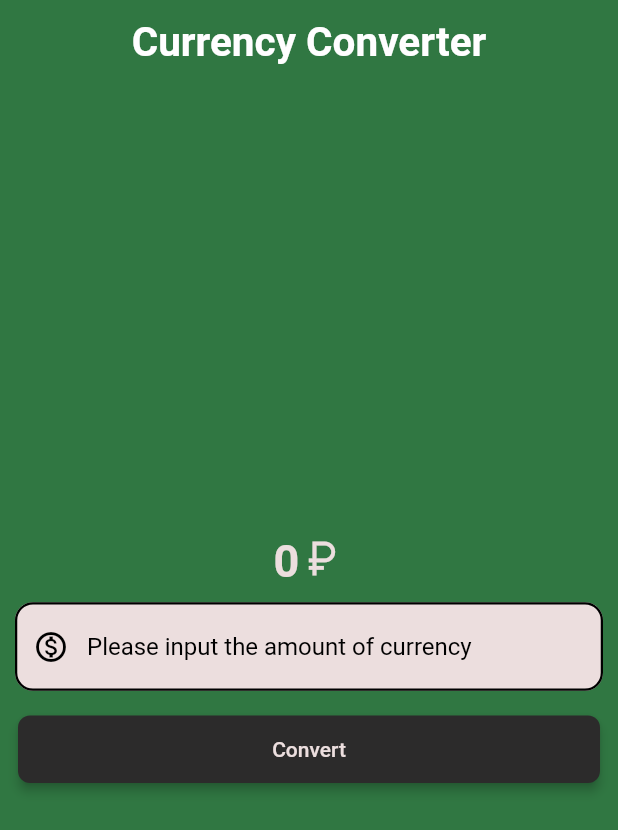
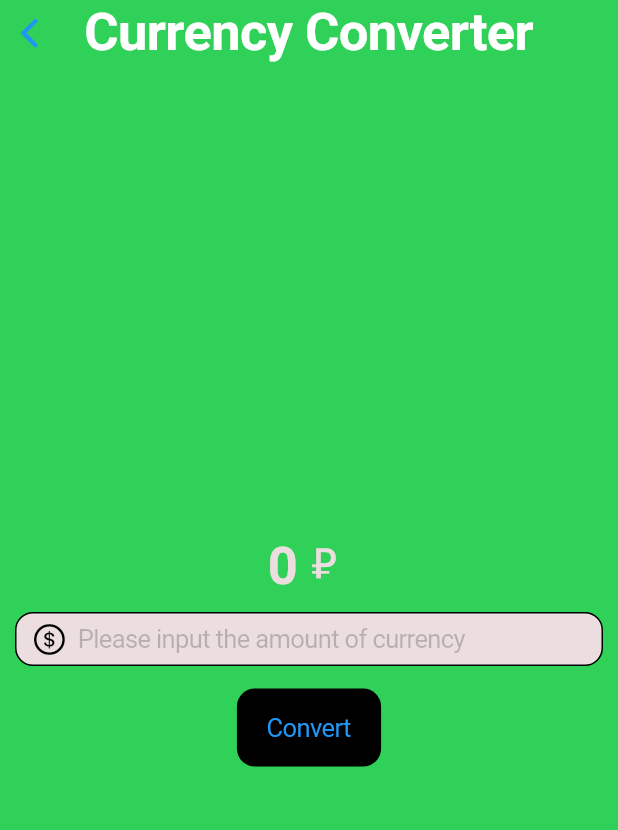
Before and after one commit to MaksimSerebryakov/flutter-projects, a Flutter app: the CurrencyConverterPage screen opened directly, on a phone screen of 412 x 824 dp. Shown: the top 830 px of the screen. Run offline on Flutter 3.47's test engine with Material 2 defaults, Android fonts, the light colour scheme and no system bars.

Commit message:
add Cupertino-style designed page

```diff
--- /dev/null
+++ b/currency_converter_app/lib/currency_converter_cupertino_page.dart
@@ -0,0 +1,124 @@
+import 'package:flutter/cupertino.dart';
+
+class CurrencyConverterPage extends StatefulWidget {
+  const CurrencyConverterPage({super.key});
+
+  @override
+  State<CurrencyConverterPage> createState() => _CurrencyConverterPageState();
+}
+
+// With such a realization the button doesn't really necessary here
+// but it's useful as a training
+
+class _CurrencyConverterPageState extends State<CurrencyConverterPage> {
+  double currAmount = 0;
+  double rate = 98.15; // currency rate
+
+  TextEditingController textEditingController =
+      TextEditingController(); // controller for the Textfield
+
+  void convert() {
+    if (textEditingController.text != '') {
+      currAmount = double.parse(textEditingController.text) * rate;
+    }
+    setState(() {});
+  }
+
+  @override
+  void initState() {
+    super.initState();
+
+    debugPrint('initializing the State');
+  }
+
+  @override
+  Widget build(BuildContext context) {
+    return CupertinoPageScaffold(
+      backgroundColor: CupertinoColors.activeGreen.darkColor,
+      navigationBar: const CupertinoNavigationBar(
+        backgroundColor: Color.fromARGB(255, 48, 119, 66),
+        middle: Text(
+          'Currency Converter',
+          style: TextStyle(
+            fontSize: 35,
+            color: CupertinoColors.white,
+          ),
+        ),
+      ),
+      child: Center(
+        child: Column(
+          mainAxisAlignment: MainAxisAlignment.center,
+          children: [
+            RichText(
+              text: TextSpan(
+                children: [
+                  TextSpan(
+                    text:
+                        currAmount == 0.0 ? '0' : currAmount.toStringAsFixed(2),
+                    style: const TextStyle(
+                      fontSize: 35,
+                      fontWeight: FontWeight.bold,
+                      color: Color(0xFFECDEDE),
+                    ),
+                  ),
+                  const WidgetSpan(
+                    child: Icon(
+                      CupertinoIcons.money_rubl,
+                      size: 35,
+                      color: Color(0xFFECDEDE),
+                    ),
+                  ),
+                ],
+              ),
+            ),
+            Padding(
+              padding: const EdgeInsets.all(10),
+              child: CupertinoTextField(
+                controller: textEditingController,
+                onChanged: (value) {
+                  if (value == '') {
+                    currAmount = 0;
+                  }
+                  convert();
+                },
+                cursorColor: const Color.fromRGBO(34, 34, 34, 1),
+                style: const TextStyle(
+                  color: CupertinoColors.black,
+                ),
+                decoration: BoxDecoration(
+                  border: Border.all(),
+                  color: const Color(0xFFECDEDE),
+                  borderRadius: BorderRadius.circular(12),
+                ),
+                keyboardType: const TextInputType.numberWithOptions(
+                  decimal: true,
+                ),
+                placeholder: 'Please input the amount of currency',
+                prefix: Container(
+                  margin: const EdgeInsets.only(left: 10),
+                  child: const Icon(
+                    CupertinoIcons.money_dollar_circle,
+                    color: CupertinoColors.black,
+                  ),
+                ),
+              ),
+            ),
+            // button
+            Padding(
+              padding: const EdgeInsets.only(
+                top: 5,
+                left: 12,
+                right: 12,
+              ),
+              child: CupertinoButton(
+                onPressed: convert,
+                color: CupertinoColors.black,
+                child: const Text('Convert'),
+              ),
+            ),
+          ],
+        ),
+      ),
+    );
+  }
+}
--- a/currency_converter_app/lib/main.dart
+++ b/currency_converter_app/lib/main.dart
@@ -1,14 +1,24 @@
+import 'package:flutter/cupertino.dart';
 import 'package:flutter/material.dart';
 import 'package:currency_converter_app/currency_converter_material_page.dart';
+//import 'package:currency_converter_app/currency_converter_cupertino_page.dart';
 
 void main() {
-  runApp(MyApp());
+  runApp(const MyApp());
 }
 
 class MyApp extends StatelessWidget {
   const MyApp({super.key});
   @override
   Widget build(BuildContext context) {
-    return MaterialApp(home: CurrencyConverterPage());
+    return const MaterialApp(home: CurrencyConverterPage());
   }
 }
+
+class MyCupertinoApp extends StatelessWidget {
+  const MyCupertinoApp({super.key});
+  @override
+  Widget build(BuildContext context) {
+    return const CupertinoApp(home: CurrencyConverterPage());
+  }
+}
```
